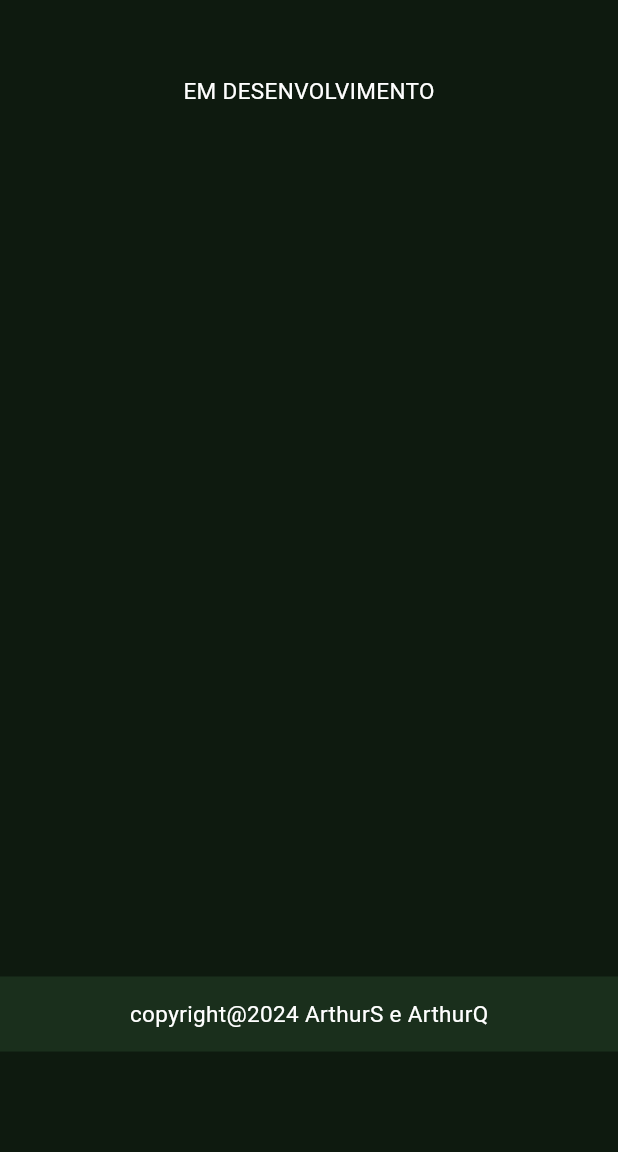
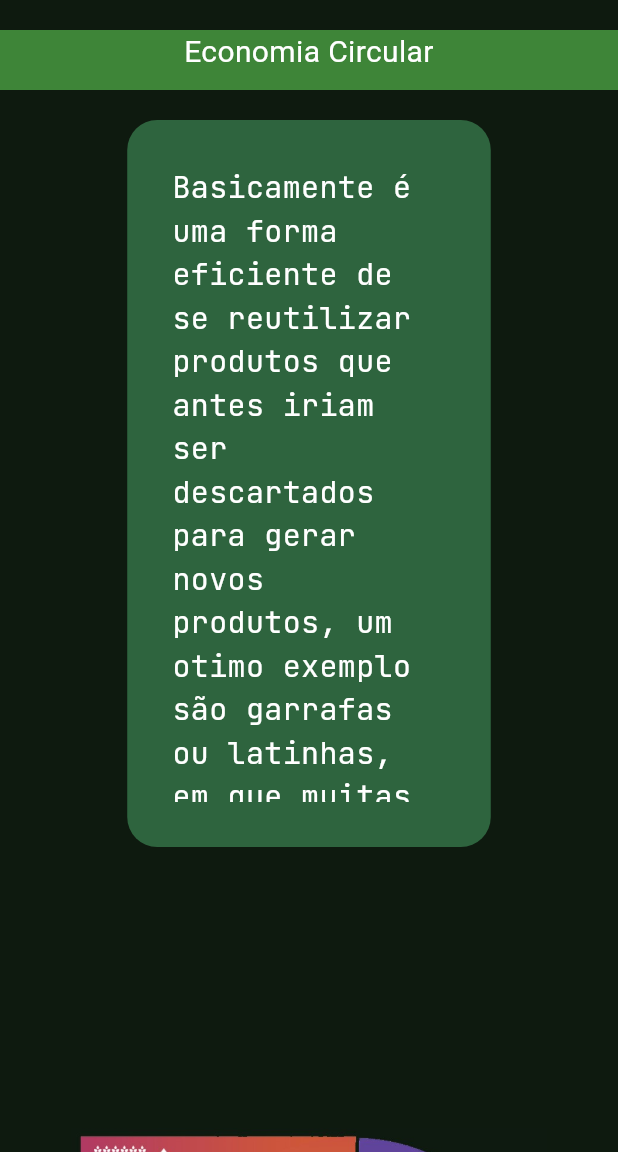
Before and after one commit to ArthurQuintino/AmbilitySP, a Flutter app: the screen it shows after launch, in the side drawer, after a tap on "Economia Circular", on a phone screen of 412 x 824 dp, the part 84-1236 px from its top. Run offline on Flutter 3.47's test engine with Material 3 defaults, Android fonts, the light colour scheme and no system bars; our stand-ins replace gap, google_fonts; Roboto replaces fonts that are missing (Faustina).

Commit message:
Efetuamento do desenvolvimento da pagina 'Economia Circular'

```diff
--- a/ambilitysp/lib/fourthPage.dart
+++ b/ambilitysp/lib/fourthPage.dart
@@ -16,9 +16,10 @@ class FourthPage extends StatelessWidget {
   const FourthPage({super.key});
 
   @override
-  Widget build(BuildContext context) {// contador de altura da tela
-    final largura =
-        MediaQuery.of(context).size.width;
+  Widget build(BuildContext context) {
+    // contador de altura da tela
+    final altura = MediaQuery.of(context).size.height;
+    final largura = MediaQuery.of(context).size.width;
     return MaterialApp(
         home: Scaffold(
             appBar: AppBar(
@@ -146,26 +147,49 @@ class FourthPage extends StatelessWidget {
                 // adiciona scroll na aplicação
                 child: Center(
                     child: Column(
-              children:[
-                const Padding(
-                  padding: EdgeInsets.fromLTRB(10, 50, 10, 550),
+              children: [
+                Container(
+                  margin: const EdgeInsets.fromLTRB(0, 20, 0, 20),
+                  width: largura,
+                  height: 40,
+                  decoration: BoxDecoration(color: Color(0xFF3E8538)),
                   child: Text(
-                    'EM DESENVOLVIMENTO',
-                    style: TextStyle(color: Colors.white, fontSize: 15),
+                    'Economia Circular',
+                    textAlign: TextAlign.center,
+                    style: GoogleFonts.faustina(
+                        textStyle:
+                            const TextStyle(color: Colors.white, fontSize: 20)),
                   ),
+                ),
+                Container(
+                  width: largura / 1.7,
+                  height: altura / 1.7,
+                  padding: const EdgeInsets.all(30),
+                  decoration: BoxDecoration(
+                      color: const Color(0xFF2E643E),
+                      borderRadius: BorderRadius.circular(20)),
+                  child: Text(
+                      'Basicamente é uma forma eficiente de se reutilizar produtos que antes iriam ser descartados para gerar novos produtos, um otimo exemplo são garrafas ou latinhas, em que muitas empresas grandes ja expoem isso nas proprias embalagens. \n\n '
+                      'Representação Grafica:',
+                      style: GoogleFonts.jetBrainsMono(
+                          textStyle: const TextStyle(
+                              color: Colors.white, fontSize: 20))),
+                ),
+                Image.asset(
+                  'images/EcoCirc.jpg',
+                  width: largura / 1.3,
+                  height: altura / 1.3,
                 ),
                 Container(
                     width: largura,
                     height: 50,
                     margin: const EdgeInsets.only(top: 30),
                     alignment: Alignment.center,
-                  decoration: const BoxDecoration(
-                      color: Color(0xFF1A2F1C)),
+                    decoration: const BoxDecoration(color: Color(0xFF1A2F1C)),
                     child: Text('copyright@2024 ArthurS e ArthurQ',
                         style: GoogleFonts.faustina(
                             textStyle: const TextStyle(
-                              color: Colors.white,
-                              fontSize: 15))))
+                                color: Colors.white, fontSize: 15))))
               ],
             )))));
   }
```
Also changed, not shown: ambilitysp/images/EcoCirc.jpg (added), ambilitysp/lib/fifthPage.dart (added). Lines whose indentation alone changed are shown as unchanged.
